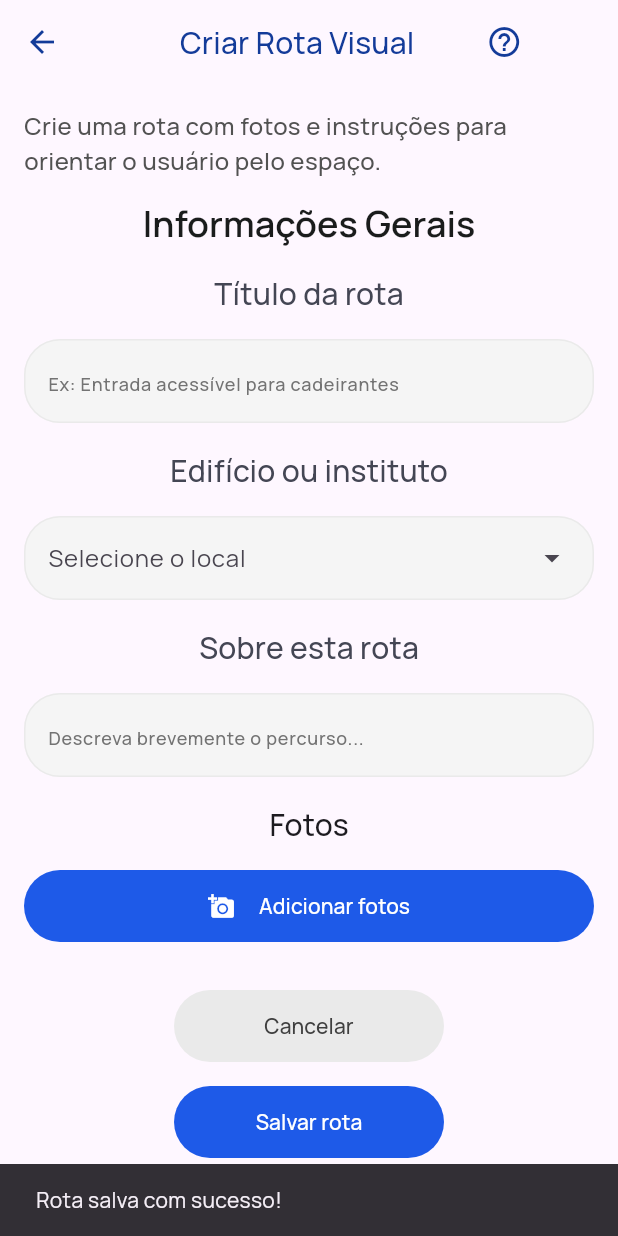
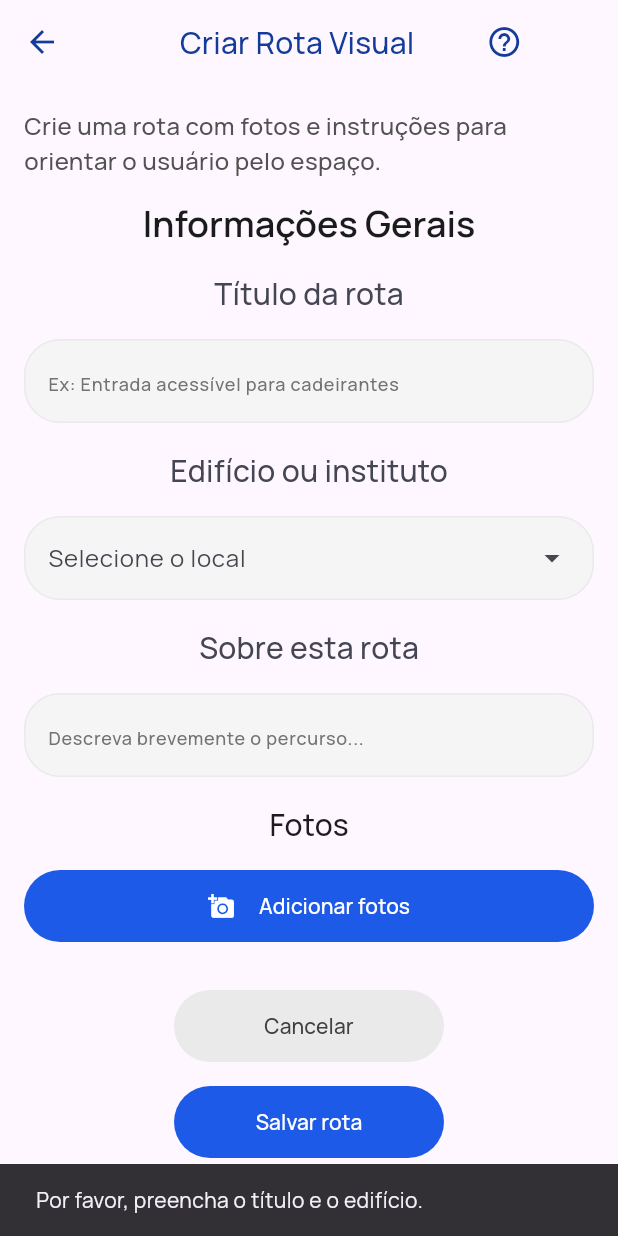
Before and after one commit to CinatitBR/usp-acessivel, a Flutter app: the CreateVisualRoutePage screen opened directly, after a tap on "Salvar rota", on a phone screen of 412 x 824 dp. Run offline on Flutter 3.47's test engine with Material 3 defaults, Android fonts, the phone set to English and light mode, and no system bars; our stand-ins replace dio, flutter_dotenv, flutter_image_compress, image_picker; missing offline and left inert: maplibre.

Commit message:
feat: Update _onSave to send multipart/form-data with Dio
- Add dio and flutter_dotenv packages
- Create .env.development and .env.production files
- Initialize flutter_dotenv based on release mode in main.dart
- Update _onSave in create_visual_route_page to POST data to the visualRoutes endpoint using Dio

Co-authored-by: CinatitBR <50183633+CinatitBR@users.noreply.github.com>

```diff
--- a/lib/create_visual_route_page.dart
+++ b/lib/create_visual_route_page.dart
@@ -1,6 +1,9 @@
+import 'dart:convert';
 import 'dart:io';
+import 'package:dio/dio.dart';
 import 'package:flutter/foundation.dart';
 import 'package:flutter/material.dart';
+import 'package:flutter_dotenv/flutter_dotenv.dart';
 import 'package:image_picker/image_picker.dart';
 import 'app_colors.dart';
 import 'package:flutter_image_compress/flutter_image_compress.dart';
@@ -400,36 +403,77 @@ class _CreateVisualRoutePageState extends State<CreateVisualRoutePage> {
     });
   }
 
-  void _onSave() {
-    final Map<String, dynamic> routeData = {
-      'title': _titleController.text,
-      'buildingId': _selectedBuildingId,
-      'description': _descriptionController.text,
-      'stepsMeta': _steps.asMap().entries.map((entry) {
+  Future<void> _onSave() async {
+    if (_titleController.text.isEmpty || _selectedBuildingId == null) {
+      ScaffoldMessenger.of(context).showSnackBar(
+        const SnackBar(content: Text('Por favor, preencha o título e o edifício.')),
+      );
+      return;
+    }
+
+    setState(() {
+      _isLoading = true;
+    });
+
+    try {
+      final List<Map<String, dynamic>> stepsMetaList = _steps.asMap().entries.map((entry) {
         final int index = entry.key;
         final RouteStep step = entry.value;
-
         return {
-          'imagePath': step.image.path,
-          'step_order': index, // or just `index` if you want 0-based
+          'step_order': index,
           'description': step.descriptionController.text,
         };
-      }).toList(),
-      // Should have multiple fields with name "image", that contain the image files
-    };
+      }).toList();
 
-    // In a real app this might post to a server, but for now we print to log
-    if (kDebugMode) {
-      print('==============================');
-      print('ROUTE SAVED IN MEMORY:');
-      print(routeData);
-      print('==============================');
+      final String stepsMetaJson = jsonEncode(stepsMetaList);
+
+      final List<MultipartFile> imageFiles = [];
+      for (var step in _steps) {
+        final String filePath = step.image.path;
+        final String fileName = p.basename(filePath);
+        imageFiles.add(await MultipartFile.fromFile(filePath, filename: fileName));
+      }
+
+      final formData = FormData.fromMap({
+        'title': _titleController.text,
+        'buildingId': _selectedBuildingId,
+        'stepsMeta': stepsMetaJson,
+        'images': imageFiles,
+      });
+
+      final dio = Dio();
+      final String baseUrl = dotenv.env['BASE_URL'] ?? 'http://localhost:8787/';
+      final String endpoint = '${baseUrl}visualRoutes';
+
+      final response = await dio.post(endpoint, data: formData);
+
+      if (response.statusCode == 200 || response.statusCode == 201) {
+        if (mounted) {
+          ScaffoldMessenger.of(context).showSnackBar(
+            const SnackBar(content: Text('Rota salva com sucesso!')),
+          );
+          _onCancel();
+        }
+      } else {
+        if (mounted) {
+          ScaffoldMessenger.of(context).showSnackBar(
+            SnackBar(content: Text('Erro ao salvar rota: ${response.statusCode}')),
+          );
+        }
+      }
+    } catch (e) {
+      if (mounted) {
+        ScaffoldMessenger.of(context).showSnackBar(
+          SnackBar(content: Text('Erro ao salvar rota: $e')),
+        );
+      }
+    } finally {
+      if (mounted) {
+        setState(() {
+          _isLoading = false;
+        });
+      }
     }
-
-    // Optionally clear form or show success message
-    ScaffoldMessenger.of(
-      context,
-    ).showSnackBar(const SnackBar(content: Text('Rota salva com sucesso!')));
   }
 
   Widget _buildStepBox(
--- a/lib/main.dart
+++ b/lib/main.dart
@@ -1,4 +1,6 @@
+import 'package:flutter/foundation.dart';
 import 'package:flutter/material.dart';
+import 'package:flutter_dotenv/flutter_dotenv.dart';
 
 // Colors
 import 'app_colors.dart';
@@ -9,9 +11,16 @@ import 'building_repository.dart';
 import 'map_page.dart';
 import 'institutes_page.dart';
 
-void main() {
+void main() async {
   // Needed in order to call getBuildingEntries() before runApp().
   WidgetsFlutterBinding.ensureInitialized();
+
+  // Load environment variables depending on debug/release mode.
+  if (kReleaseMode) {
+    await dotenv.load(fileName: ".env.production");
+  } else {
+    await dotenv.load(fileName: ".env.development");
+  }
 
   // Parse the GeoJSON file of buildings in the background, and cache in memory
   BuildingRepository.instance.getBuildingEntries();
--- a/pubspec.yaml
+++ b/pubspec.yaml
@@ -8,9 +8,11 @@ environment:
 
 dependencies:
   collection: ^1.19.1
+  dio: ^5.11.0
   firebase_core: ^4.13.0
   flutter:
     sdk: flutter
+  flutter_dotenv: ^6.0.1
   flutter_image_compress: ^2.5.1
   image_picker: ^1.2.3
   maplibre: ^0.3.5
@@ -32,3 +34,5 @@ flutter:
     - assets/tiles/
     - assets/rotas-odonto/
     - assets/map-icons/
+    - .env.development
+    - .env.production
```
Also changed, not shown: pubspec.lock, 2 other files.
